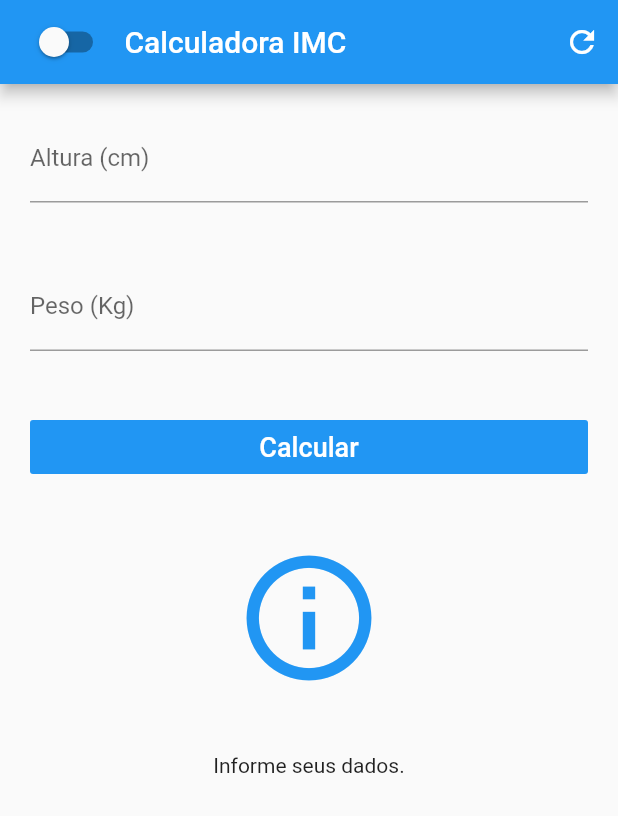
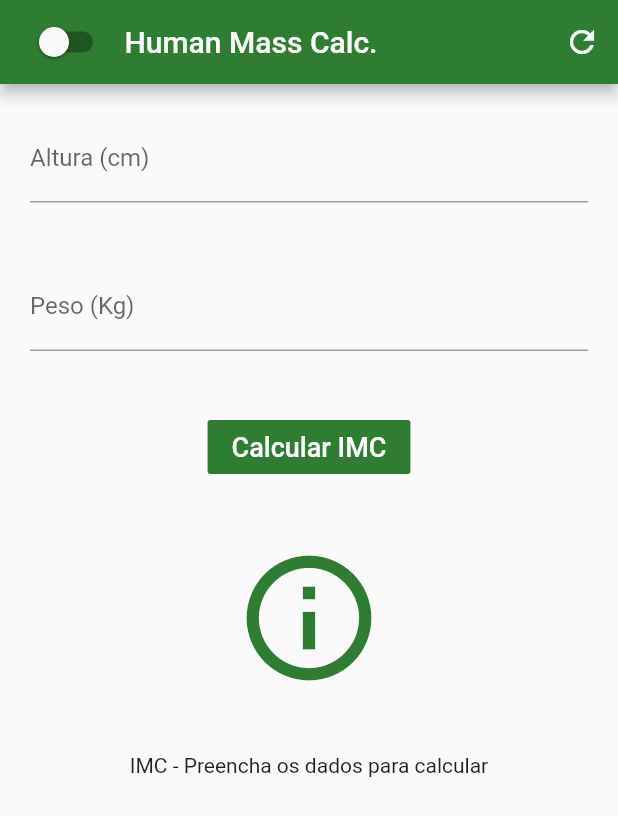
Before and after one commit to Hu3diger/dart-hmc, a Flutter app: the screen it shows after launch, after a tap on the "refresh" icon, on a phone screen of 412 x 824 dp. Shown: the top 816 px of the screen. Run offline on Flutter 3.47's test engine with Material 2 defaults, Android fonts, the phone set to English and light mode, and no system bars; our stand-ins replace flutter_masked_text.

Commit message:
IAC Calculator

```diff
--- /dev/null
+++ b/lib/blocs/iac.bloc.dart
@@ -0,0 +1,42 @@
+import 'dart:math';
+import 'package:flutter/material.dart';
+import 'package:flutter_masked_text/flutter_masked_text.dart';
+
+
+class IacBloc {
+  var heightCtrl = new MaskedTextController(mask: '000');
+  var circCtrl = new MaskedTextController(mask: '000');
+  var result = "IAC - Preencha os dados para calcular";
+  var resultIcon = Icons.info_outline;
+
+  calculate() {
+    double circ = double.parse(circCtrl.text);
+    double height = double.parse(heightCtrl.text) / 100;
+    double iac = (circ / pow(height, 1.5)) - 18;
+
+    if (iac < 8) {
+      result = "Não existe estudos para tal valor. (${iac.toStringAsPrecision(2)})%";
+      resultIcon = Icons.sentiment_neutral;
+    }
+    else if (iac >= 8.01 && iac <= 20) {
+       result = "Adiposidade normal. (${iac.toStringAsPrecision(2)})%";
+       resultIcon = Icons.sentiment_very_satisfied;
+    }
+    else if (iac >= 20.01 && iac <= 25) {
+       result = "Sobrepeso (${iac.toStringAsPrecision(2)})%";
+       resultIcon = Icons.sentiment_dissatisfied;
+    }
+    else if (iac >= 25.01) {
+       result = "Obesidade (${iac.toStringAsPrecision(2)})%";
+       resultIcon = Icons.sentiment_very_dissatisfied;
+    }
+  }
+
+  resetFields()
+  {
+      circCtrl.text = '';
+      heightCtrl.text = '';
+      result = "IAC - Preencha os dados para calcular";
+      resultIcon = Icons.info_outline;
+  }
+}
--- a/lib/blocs/imc.bloc.dart
+++ b/lib/blocs/imc.bloc.dart
@@ -5,7 +5,7 @@ import 'package:flutter_masked_text/flutter_masked_text.dart';
 class ImcBloc {
   var heightCtrl = new MaskedTextController(mask: '000');
   var weightCtrl = new MaskedTextController(mask: '000');
-  var result = "Preencha os dados para calcular seu IMC";
+  var result = "IMC - Preencha os dados para calcular";
   var resultIcon = Icons.info_outline;
 
   calculate() {
@@ -43,7 +43,7 @@ class ImcBloc {
   {
       weightCtrl.text = '';
       heightCtrl.text = '';
-      result = "Informe seus dados.";
+      result = "IMC - Preencha os dados para calcular";
       resultIcon = Icons.info_outline;
   }
 }
--- a/lib/ui/android/pages/home.pages.dart
+++ b/lib/ui/android/pages/home.pages.dart
@@ -1,7 +1,10 @@
 import 'package:flutter/cupertino.dart';
 import 'package:flutter/material.dart';
+import 'package:imc/blocs/iac.bloc.dart';
 import 'package:imc/blocs/imc.bloc.dart';
 import 'package:imc/blocs/theme.bloc.dart';
+import 'package:imc/ui/android/widgets/iac.widget.dart';
+import 'package:imc/ui/android/widgets/imc.widget.dart';
 import 'package:provider/provider.dart';
 
 class HomePage extends StatefulWidget {
@@ -10,14 +13,31 @@ class HomePage extends StatefulWidget {
 }
 
 class _HomePageState extends State<HomePage> {
+  final GlobalKey<IMCWidgetState> _keyIMC = GlobalKey();
+  final GlobalKey<IACWidgetState> _keyIAC = GlobalKey();
+  PageController pageController = PageController(initialPage: 0);
 
-  var bloc = new ImcBloc();
+  _refreshIMC(ImcBloc bloc) {
+    setState(() {
+      bloc.calculate();
+    });
+  }
+
+  _refreshIAC(IacBloc bloc) {
+    setState(() {
+      bloc.calculate();
+    });
+  }
+
   bool isOn = false;
+
   @override
   Widget build(BuildContext context) {
     ThemeChanger _themeChanger = Provider.of<ThemeChanger>(context);
     return Scaffold(
+      resizeToAvoidBottomPadding: false,
       appBar: AppBar(
+        backgroundColor: Colors.green[800],
         title: Row(
           crossAxisAlignment: CrossAxisAlignment.center,
           children: [
@@ -32,73 +52,38 @@ class _HomePageState extends State<HomePage> {
                   });
                 })
             ),
-            Text('Calculadora IMC'),
+            Text('Human Mass Calc.'),
           ],
         ),
         centerTitle: true,
         actions: <Widget>[
           IconButton(icon: Icon(Icons.refresh), onPressed: () {
             setState(() {
-              bloc.resetFields();
+              print(pageController.page);
+              if (pageController.page == 0){
+                _keyIMC.currentState.refresh();
+              } else if (pageController.page == 1){
+                _keyIAC.currentState.refresh();
+              }
             });
           })
         ],
         ),
-        body: ListView(
+      body: Container(
+        child: PageView(
+          controller: pageController,
           children: <Widget>[
-            Padding(
-              padding: EdgeInsets.all(20),
-              child: TextFormField(
-                controller: bloc.heightCtrl,
-                decoration: InputDecoration(
-                  labelText: "Altura (cm)",
-                ),
-                keyboardType: TextInputType.number,
-              ),
-              ),
-              Padding(
-                padding: EdgeInsets.all(20),
-                child: TextFormField(
-                  controller: bloc.weightCtrl,
-                  decoration: InputDecoration(
-                    labelText: "Peso (Kg)"
-                    ),
-                    keyboardType: TextInputType.number,
-                ),
-              ),
-              Padding(
-                padding: EdgeInsets.all(20),
-                child: FlatButton(
-                  color: Theme.of(context).primaryColor,
-                  child: Text(
-                    "Calcular",
-                    style: TextStyle(
-                      color: Colors.white,
-                      fontSize: 18,
-                    ),
-                  ), onPressed: () {
-                    setState(() {
-                      bloc.calculate();
-                    });
-                  },
-                ),
-              ),
-              Padding(
-                padding: EdgeInsets.all(20),
-                child: Icon(bloc.resultIcon,
-                  color: Theme.of(context).primaryColor,
-                  size: 100,
-                ),
-              ),
-              Padding(
-                padding: EdgeInsets.all(20),
-                child: Text(
-                  bloc.result,
-                  textAlign: TextAlign.center
-                ),
-              ),
+            IMCWidget(
+              key: _keyIMC,
+              notifyParent: _refreshIMC
+            ),
+            IACWidget(
+              key: _keyIAC,
+              notifyParent: _refreshIAC
+            )
           ],
         ),
+      ),
     );
   }
 }
--- /dev/null
+++ b/lib/ui/android/widgets/iac.widget.dart
@@ -0,0 +1,79 @@
+import 'package:flutter/material.dart';
+import 'package:flutter/widgets.dart';
+import 'package:imc/blocs/iac.bloc.dart';
+
+class IACWidget extends StatefulWidget {
+  @override
+  IACWidgetState createState() => IACWidgetState();
+
+  final Function(IacBloc bloc) notifyParent;
+  IACWidget({Key key, @required this.notifyParent}) : super(key: key);
+}
+
+class IACWidgetState extends State<IACWidget> {
+
+  var bloc = new IacBloc();
+
+  refresh() {
+    setState(() {
+      this.bloc.resetFields();
+    });
+  }
+
+  @override
+  Widget build(BuildContext context) {
+    return Column(
+      children: <Widget>[
+        Padding(
+          padding: EdgeInsets.all(20),
+          child: TextFormField(
+            controller: this.bloc.heightCtrl,
+            decoration: InputDecoration(
+              labelText: "Altura (cm)",
+            ),
+            keyboardType: TextInputType.number,
+          ),
+          ),
+          Padding(
+            padding: EdgeInsets.all(20),
+            child: TextFormField(
+              controller: this.bloc.circCtrl,
+              decoration: InputDecoration(
+                labelText: "Circunferência do quadril (cm)"
+                ),
+                keyboardType: TextInputType.number,
+            ),
+          ),
+          Padding(
+            padding: EdgeInsets.all(20),
+            child: FlatButton(
+              color: Colors.green[800],
+              child: Text(
+                "Calcular IAC",
+                style: TextStyle(
+                  color: Colors.white,
+                  fontSize: 18,
+                ),
+              ), onPressed: () {
+                widget.notifyParent(this.bloc);
+              },
+            ),
+          ),
+          Padding(
+            padding: EdgeInsets.all(20),
+            child: Icon(this.bloc.resultIcon,
+              color: Colors.green[800],
+              size: 100,
+            ),
+          ),
+          Padding(
+            padding: EdgeInsets.all(20),
+            child: Text(
+              this.bloc.result,
+              textAlign: TextAlign.center
+            ),
+          ),
+      ]
+    );
+  }
+}
--- /dev/null
+++ b/lib/ui/android/widgets/imc.widget.dart
@@ -0,0 +1,79 @@
+import 'package:flutter/material.dart';
+import 'package:flutter/widgets.dart';
+import 'package:imc/blocs/imc.bloc.dart';
+
+class IMCWidget extends StatefulWidget {
+  @override
+  IMCWidgetState createState() => IMCWidgetState();
+
+  final Function(ImcBloc bloc) notifyParent;
+  IMCWidget({Key key, @required this.notifyParent}) : super(key: key);
+}
+
+class IMCWidgetState extends State<IMCWidget> {
+
+  var bloc = new ImcBloc();
+
+  refresh() {
+    setState(() {
+      this.bloc.resetFields();
+    });
+  }
+
+  @override
+  Widget build(BuildContext context) {
+    return Column(
+      children: <Widget>[
+        Padding(
+          padding: EdgeInsets.all(20),
+          child: TextFormField(
+            controller: this.bloc.heightCtrl,
+            decoration: InputDecoration(
+              labelText: "Altura (cm)",
+            ),
+            keyboardType: TextInputType.number,
+          ),
+          ),
+          Padding(
+            padding: EdgeInsets.all(20),
+            child: TextFormField(
+              controller: this.bloc.weightCtrl,
+              decoration: InputDecoration(
+                labelText: "Peso (Kg)"
+                ),
+                keyboardType: TextInputType.number,
+            ),
+          ),
+          Padding(
+            padding: EdgeInsets.all(20),
+            child: FlatButton(
+              color: Colors.green[800],
+              child: Text(
+                "Calcular IMC",
+                style: TextStyle(
+                  color: Colors.white,
+                  fontSize: 18,
+                ),
+              ), onPressed: () {
+                widget.notifyParent(this.bloc);
+              },
+            ),
+          ),
+          Padding(
+            padding: EdgeInsets.all(20),
+            child: Icon(this.bloc.resultIcon,
+              color: Colors.green[800],
+              size: 100,
+            ),
+          ),
+          Padding(
+            padding: EdgeInsets.all(20),
+            child: Text(
+              this.bloc.result,
+              textAlign: TextAlign.center
+            ),
+          ),
+      ]
+    );
+  }
+}
```
